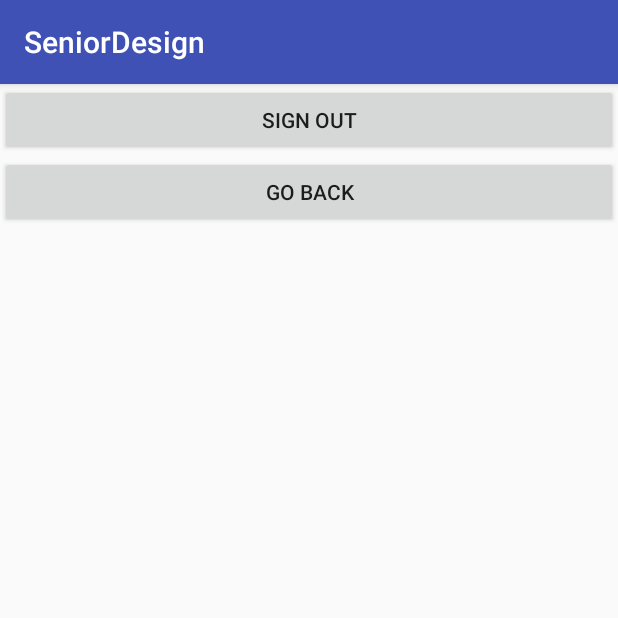
After one commit to VCU-CS-Capstone/senior-project-317, an Android app: the SettingsActivity screen opened directly, with no data from a screen before it, on a phone screen of 412 x 824 dp, the top half of it. The commit adds this screen. Run offline under Robolectric (Android 15) with nearby library versions, the phone set to English and light mode, and no system bars.

Commit message:
Refactor, and Android sign-in
Added initial activity for signin.
Added settings activity reacable from TagInfo screen. User can sign out in settings screen.
Refactored package names.
Added keystore that should travel with Git.

```diff
--- /dev/null
+++ b/Android/app/src/main/java/com/vcuseniordesign/bym/SettingsActivity.java
@@ -0,0 +1,95 @@
+package com.vcuseniordesign.bym;
+
+import android.app.ProgressDialog;
+import android.content.Intent;
+import android.support.v7.app.AppCompatActivity;
+import android.os.Bundle;
+import android.util.Log;
+import android.view.View;
+import android.widget.TextView;
+
+import com.google.android.gms.auth.api.signin.GoogleSignInOptions;
+import com.google.android.gms.common.api.GoogleApiClient;
+import com.google.android.gms.auth.api.Auth;
+import com.google.android.gms.auth.api.signin.GoogleSignInAccount;
+import com.google.android.gms.auth.api.signin.GoogleSignInOptions;
+import com.google.android.gms.auth.api.signin.GoogleSignInResult;
+import com.google.android.gms.common.ConnectionResult;
+import com.google.android.gms.common.api.GoogleApiClient;
+import com.google.android.gms.common.api.OptionalPendingResult;
+import com.google.android.gms.common.api.ResultCallback;
+import com.google.android.gms.common.api.Status;
+
+public class SettingsActivity extends AppCompatActivity implements
+            GoogleApiClient.OnConnectionFailedListener,
+            View.OnClickListener {
+
+    private static final String TAG = "SettingsActivity";
+    private static final int RC_SIGN_IN = 9001;
+
+    private GoogleApiClient mGoogleApiClient;
+
+    @Override
+    protected void onCreate(Bundle savedInstanceState) {
+        super.onCreate(savedInstanceState);
+        setContentView(R.layout.activity_settings);
+
+        // Button listeners
+        findViewById(R.id.sign_out_button).setOnClickListener(this);
+        findViewById(R.id.go_back_button).setOnClickListener(this);
+
+        // Configure sign-in to request the user's ID, email address, and basic
+        // profile. ID and basic profile are included in DEFAULT_SIGN_IN.
+        GoogleSignInOptions gso = new GoogleSignInOptions.Builder(GoogleSignInOptions.DEFAULT_SIGN_IN)
+                .requestEmail()
+                .build();
+
+        // Build a GoogleApiClient with access to the Google Sign-In API and the
+        // options specified by gso.
+        mGoogleApiClient = new GoogleApiClient.Builder(this)
+                .enableAutoManage(this /* FragmentActivity */, this /* OnConnectionFailedListener */)
+                .addApi(Auth.GOOGLE_SIGN_IN_API, gso)
+                .build();
+    }
+
+
+
+    @Override
+    public void onClick(View v) {
+        switch (v.getId()) {
+            case R.id.sign_out_button:
+                signOut();
+                break;
+            case R.id.go_back_button:
+                launchTagInfoActivity();
+                break;
+        }
+    }
+
+    private void launchTagInfoActivity() {
+        Intent intent = new Intent(this, TagInfo.class);
+        startActivity(intent);
+    }
+
+    private void signOut() {
+        Auth.GoogleSignInApi.signOut(mGoogleApiClient).setResultCallback(
+                new ResultCallback<Status>() {
+                    @Override
+                    public void onResult(Status status) {
+                        launchSignInActivity();
+                    }
+                });
+    }
+
+    private void launchSignInActivity() {
+        Intent intent = new Intent(this, SignInActivity.class);
+        startActivity(intent);
+    }
+
+    @Override
+    public void onConnectionFailed(ConnectionResult connectionResult) {
+        // An unresolvable error has occurred and Google APIs (including Sign-In) will not
+        // be available.
+        Log.d(TAG, "onConnectionFailed:" + connectionResult);
+    }
+}
--- /dev/null
+++ b/Android/app/src/main/res/layout/activity_settings.xml
@@ -0,0 +1,21 @@
+<?xml version="1.0" encoding="utf-8"?>
+<LinearLayout xmlns:android="http://schemas.android.com/apk/res/android"
+    xmlns:app="http://schemas.android.com/apk/res-auto"
+    xmlns:tools="http://schemas.android.com/tools"
+    android:layout_width="match_parent"
+    android:layout_height="match_parent"
+    android:orientation="vertical"
+    tools:context="com.vcuseniordesign.bym.SettingsActivity">
+
+    <Button
+        android:id="@+id/sign_out_button"
+        android:layout_width="match_parent"
+        android:layout_height="wrap_content"
+        android:text="@string/sign_out_button" />
+
+    <Button
+        android:id="@+id/go_back_button"
+        android:layout_width="match_parent"
+        android:layout_height="wrap_content"
+        android:text="@string/go_back_button" />
+</LinearLayout>
--- a/Android/app/src/main/res/values/strings.xml
+++ b/Android/app/src/main/res/values/strings.xml
@@ -1,3 +1,11 @@
 <resources>
     <string name="app_name">SeniorDesign</string>
+
+    <string name="signed_in">You have been signed in</string>
+    <string name="not_signed_in">You are not signed in</string>
+
+    <string name="settings_button">Settings</string>
+
+    <string name="sign_out_button">Sign Out</string>
+    <string name="go_back_button">Go Back</string>
 </resources>
--- a/Android/build.gradle
+++ b/Android/build.gradle
@@ -6,7 +6,7 @@ buildscript {
     }
     dependencies {
         classpath 'com.android.tools.build:gradle:2.3.3'
-
+        classpath 'com.google.gms:google-services:3.1.0'    //for firebase
         // NOTE: Do not place your application dependencies here; they belong
         // in the individual module build.gradle files
     }
```
Also changed, not shown: Android/app/build.gradle (+24 -4 lines), Android/app/src/main/AndroidManifest.xml (+7 -4 lines), Android/app/src/main/java/com/vcuseniordesign/bym/SignInActivity.java (added, +182 -0 lines), Android/app/src/main/java/com/vcuseniordesign/bym/TagInfo.java (renamed from Android/app/src/main/java/com/example/nicholas/seniordesign/TagInfo.java, +17 -1 lines), Android/app/src/main/res/layout/activity_sign_in.xml (added, +27 -0 lines), Android/app/src/main/res/layout/activity_tag_info.xml (+12 -3 lines), 3 other files.
